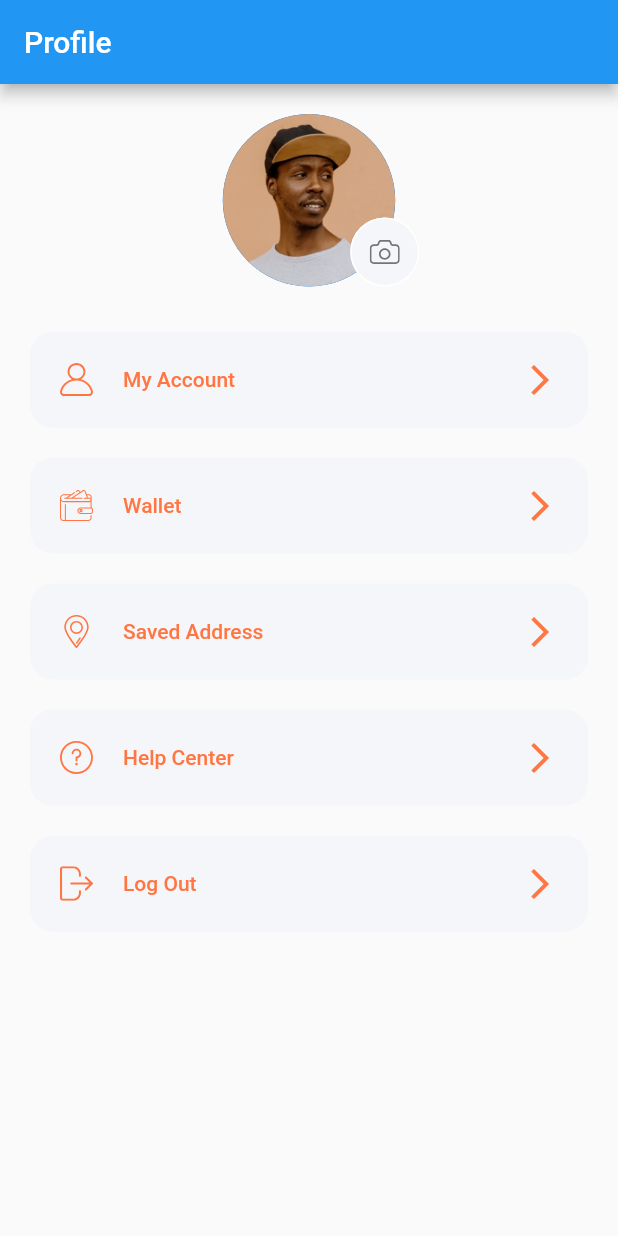
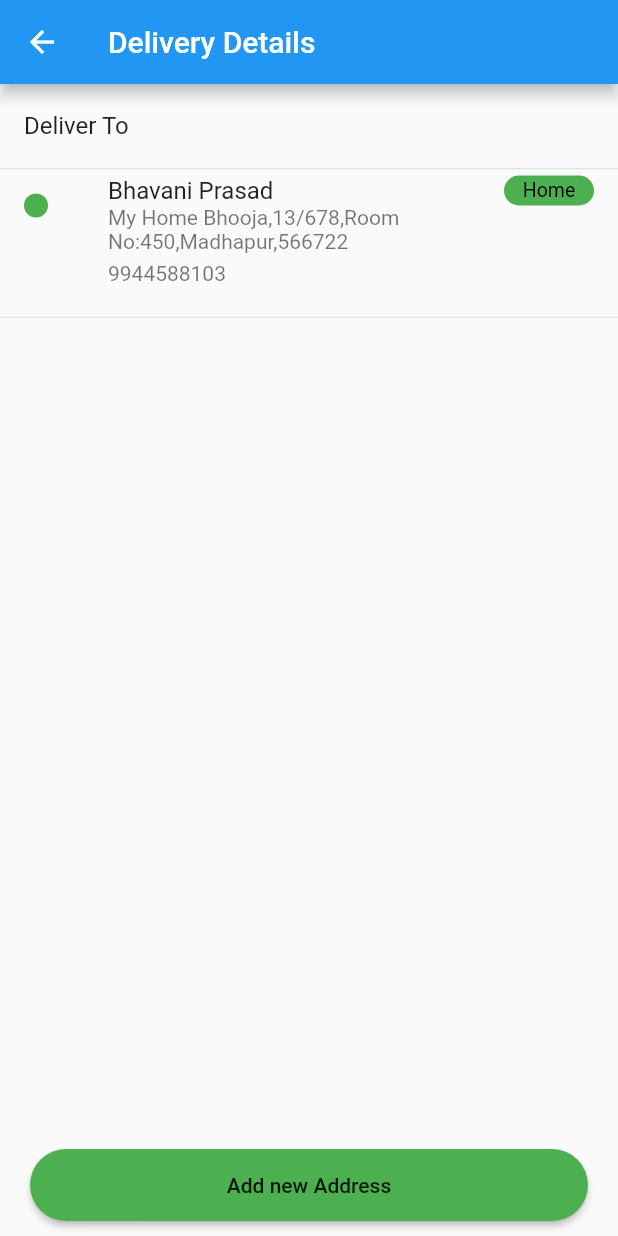
Before and after one commit to bhavaniatja/jeevamrut_app, a Flutter app: the ProfileScreen screen opened directly, after a tap on "Saved Address", on a phone screen of 412 x 824 dp. Run offline on Flutter 3.47's test engine with Material 2 defaults, Android fonts, the phone set to English and light mode, and no system bars; our stand-ins replace firebase_auth, firebase_core, flutter_svg, im_stepper; accounts and stored records are empty; network calls fail.

Commit message:
address screen & account details

```diff
--- a/lib/Authenticate/check.dart
+++ b/lib/Authenticate/check.dart
@@ -35,7 +35,6 @@ class _CheckScreenState extends State<CheckScreen> {
     setState(() {
       showLoading = true;
     });
-
     try {
       final authCredential =
           await _auth.signInWithCredential(phoneAuthCredential);
@@ -284,3 +283,4 @@ class _CheckScreenState extends State<CheckScreen> {
         ));
   }
 }
+//https://www.youtube.com/watch?v=W19IfZ-nqB8
--- a/lib/Authenticate/login.dart
+++ b/lib/Authenticate/login.dart
@@ -1,6 +1,5 @@
 import 'package:flutter/material.dart';
 import 'package:jeevamrut_app/Authenticate/check.dart';
-import 'package:jeevamrut_app/Authenticate/otpcheck.dart';
 
 class AppSignIn extends StatefulWidget {
   const AppSignIn({Key? key}) : super(key: key);
--- /dev/null
+++ b/lib/Screens/profile/components/address_details.dart
@@ -0,0 +1,59 @@
+import 'package:flutter/material.dart';
+import 'package:jeevamrut_app/Screens/profile/components/add_delivery_address.dart';
+import 'package:jeevamrut_app/Screens/profile/components/single_delivery_address.dart';
+
+class DeliveryDetails extends StatefulWidget {
+  const DeliveryDetails({Key? key}) : super(key: key);
+
+  @override
+  _DeliveryDetailsState createState() => _DeliveryDetailsState();
+}
+
+class _DeliveryDetailsState extends State<DeliveryDetails> {
+  @override
+  Widget build(BuildContext context) {
+    return Scaffold(
+      appBar: AppBar(
+        title: Text("Delivery Details"),
+      ),
+      bottomNavigationBar: Container(
+        // width: 160,
+        height: 48,
+        margin: EdgeInsets.symmetric(vertical: 10, horizontal: 20),
+        child: MaterialButton(
+          child: Text("Add new Address"),
+          onPressed: () {
+            Navigator.of(context).push(
+              MaterialPageRoute(
+                builder: (context) => AddDeliverAddress(),
+              ),
+            );
+          },
+          color: Colors.green,
+          shape: RoundedRectangleBorder(
+            borderRadius: BorderRadius.circular(
+              30,
+            ),
+          ),
+        ),
+      ),
+      body: ListView(
+        children: [
+          ListTile(
+            title: Text("Deliver To"),
+          ),
+          Divider(
+            height: 1,
+          ),
+          Column(children: [
+            SingleDeliveryItem(
+                address: "My Home Bhooja,13/678,Room No:450,Madhapur,566722",
+                title: "Bhavani Prasad",
+                number: '9944588103',
+                addressType: "Home")
+          ]),
+        ],
+      ),
+    );
+  }
+}
--- a/lib/Screens/profile/components/body.dart
+++ b/lib/Screens/profile/components/body.dart
@@ -1,10 +1,14 @@
 import 'package:flutter/material.dart';
+import 'package:jeevamrut_app/Screens/profile/components/account_details.dart';
+import 'package:jeevamrut_app/Screens/profile/components/address_details.dart';
 import 'package:jeevamrut_app/Screens/wallet/wallet_screen.dart';
 
 import 'profile_menu.dart';
 import 'profile_pic.dart';
 
 class Body extends StatelessWidget {
+  const Body({Key? key}) : super(key: key);
+
   @override
   Widget build(BuildContext context) {
     return SingleChildScrollView(
@@ -16,20 +20,32 @@ class Body extends StatelessWidget {
           ProfileMenu(
             text: "My Account",
             icon: "assets/icons/User Icon.svg",
-            press: () => {},
+            press: () {
+              Navigator.push(
+                  context,
+                  MaterialPageRoute(
+                      builder: (context) => const AccountDetails()));
+            },
           ),
           ProfileMenu(
             text: "Wallet",
             icon: "assets/icons/wallet.svg",
             press: () {
-              Navigator.push(context,
-                  MaterialPageRoute(builder: (context) => WalletScreen()));
+              Navigator.push(
+                  context,
+                  MaterialPageRoute(
+                      builder: (context) => const WalletScreen()));
             },
           ),
           ProfileMenu(
             text: "Saved Address",
             icon: "assets/icons/location.svg",
-            press: () {},
+            press: () {
+              Navigator.push(
+                  context,
+                  MaterialPageRoute(
+                      builder: (context) => const DeliveryDetails()));
+            },
           ),
           ProfileMenu(
             text: "Help Center",
--- /dev/null
+++ b/lib/Screens/profile/components/single_delivery_address.dart
@@ -0,0 +1,61 @@
+import 'package:flutter/material.dart';
+
+class SingleDeliveryItem extends StatelessWidget {
+  final String? title;
+  final String? address;
+  final String? number;
+  final String? addressType;
+  // ignore: use_key_in_widget_constructors
+  const SingleDeliveryItem(
+      {this.title, this.addressType, this.address, this.number});
+  @override
+  Widget build(BuildContext context) {
+    return Column(
+      children: [
+        ListTile(
+          title: Row(
+            mainAxisAlignment: MainAxisAlignment.spaceBetween,
+            children: [
+              Text(title!),
+              Container(
+                width: 60,
+                padding: EdgeInsets.all(1),
+                height: 20,
+                decoration: BoxDecoration(
+                    color: Colors.green,
+                    borderRadius: BorderRadius.circular(10)),
+                child: Center(
+                  child: Text(
+                    addressType!,
+                    style: TextStyle(
+                      fontSize: 13,
+                      color: Colors.black,
+                    ),
+                  ),
+                ),
+              ),
+            ],
+          ),
+          leading: CircleAvatar(
+            radius: 8,
+            backgroundColor: Colors.green,
+          ),
+          subtitle: Column(
+            mainAxisAlignment: MainAxisAlignment.spaceEvenly,
+            crossAxisAlignment: CrossAxisAlignment.start,
+            children: [
+              Text(address!),
+              SizedBox(
+                height: 5,
+              ),
+              Text(number!),
+            ],
+          ),
+        ),
+        Divider(
+          height: 35,
+        ),
+      ],
+    );
+  }
+}
```
Also changed, not shown: lib/Screens/home/components/special_offers.dart (+12 -2 lines), lib/Screens/profile/components/account_details.dart (added, +73 -0 lines), lib/Screens/profile/components/add_delivery_address.dart (added, +130 -0 lines), lib/Screens/profile/components/info_card.dart (added, +36 -0 lines), lib/Screens/wallet/components/transactions.dart (+7 -7 lines).
